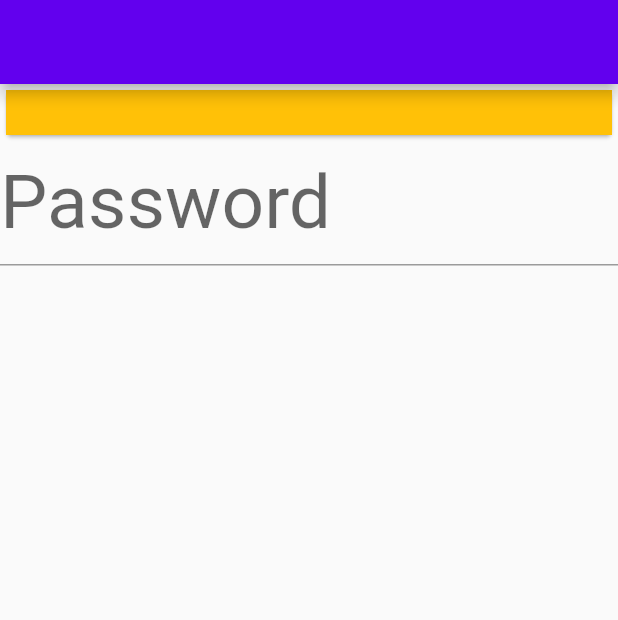
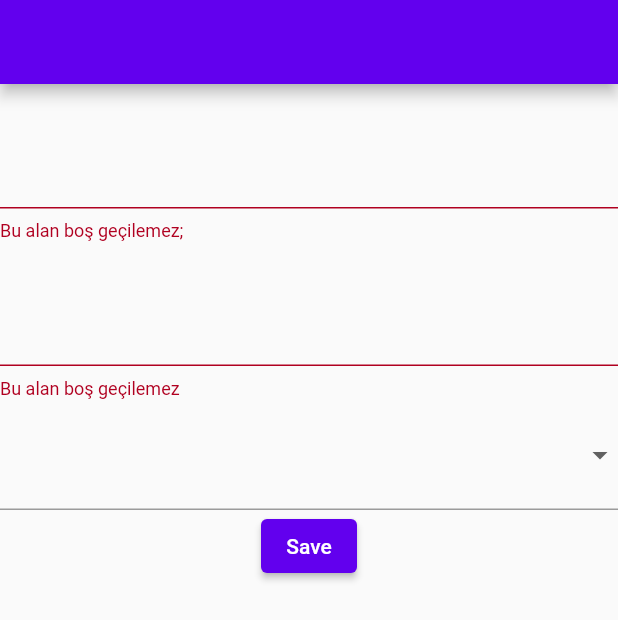
Before and after one commit to malikenes/flutter_full_learn, a Flutter app: the screen it shows after launch, on a phone screen of 412 x 824 dp. Shown: the top 620 px of the screen. Run offline on Flutter 3.47's test engine with Material 2 defaults, Android fonts, the phone set to English and light mode, and no system bars; our stand-ins replace dio, flutter_spinkit.

Commit message:
Animated form state management

```diff
--- /dev/null
+++ b/lib/202/form_learn_view.dart
@@ -0,0 +1,62 @@
+import 'dart:io';
+
+import 'package:flutter/material.dart';
+import 'package:flutter/scheduler.dart';
+
+class FormLearnView extends StatefulWidget {
+  const FormLearnView({Key? key}) : super(key: key);
+
+  @override
+  State<FormLearnView> createState() => _FormLearnViewState();
+}
+
+class _FormLearnViewState extends State<FormLearnView> {
+  GlobalKey<FormState> _key = GlobalKey();
+
+  @override
+  Widget build(BuildContext context) {
+    return Scaffold(
+      appBar: AppBar(),
+      body: Form(
+        key: _key,
+        autovalidateMode: AutovalidateMode.always,
+        onChanged: () {
+          print("a");
+        },
+        child: Column(
+          children: [
+            TextFormField(
+              validator: (value) {
+                return (value?.isNotEmpty ?? false)
+                    ? null
+                    : "Bu alan boş geçilemez;";
+              },
+            ),
+            TextFormField(
+              validator: FormFieldValidator().isNotEmpy,
+            ),
+            DropdownButtonFormField(items: [
+              DropdownMenuItem(child: Text("a"), value: Text("v")),
+              DropdownMenuItem(child: Text("a"), value: Text("1v")),
+              DropdownMenuItem(child: Text("a"), value: Text("v2")),
+            ], onChanged: (value) {}),
+            ElevatedButton(
+                onPressed: () {
+                  if (_key.currentState?.validate() ?? false) {}
+                  ;
+                },
+                child: Text("Save"))
+          ],
+        ),
+      ),
+    );
+  }
+}
+
+class FormFieldValidator {
+  String? isNotEmpy(String? data) {
+    return (data?.isNotEmpty ?? false)
+        ? null
+        : "Bu alan boş geçilemez";
+  }
+}
--- a/lib/main.dart
+++ b/lib/main.dart
@@ -31,6 +31,10 @@ import 'package:flutter_full_learn/demos/stack_learn_demos.dart';
 
 import '101/button_learn.dart';
 import '101/container_sized_box_learn.dart';
+import '202/animated_learn.dart';
+import '202/form_learn_view.dart';
+import '202/image_learn_202.dart';
+import '202/oop_learn_view.dart';
 import '202/package_learn_view.dart';
 import '202/services/service_learn_view.dart';
 import '202/services/service_post_learn.dart';
@@ -77,6 +81,6 @@ class MyApp extends StatelessWidget {
         //         // systemOverlayStyle: SystemUiOverlayStyle.light,
         //         backgroundColor: Colors.transparent,
         //         elevation: 0)),
-        home: const WidgetSizeEnumLearn());
+        home: const FormLearnView());
   }
 }
```
Also changed, not shown: lib/202/animated_learn.dart (added, +116 -0 lines), lib/202/custom_exeption.dart (added, +7 -0 lines), lib/202/image_learn_202.dart (added, +30 -0 lines), lib/202/oop_learn.dart (added, +59 -0 lines), lib/202/oop_learn_view.dart (added, +37 -0 lines), lib/202/state_management/state_learn_view_model.dart (added, +27 -0 lines), lib/202/state_management/state_management_learn.dart (added, +28 -0 lines).
